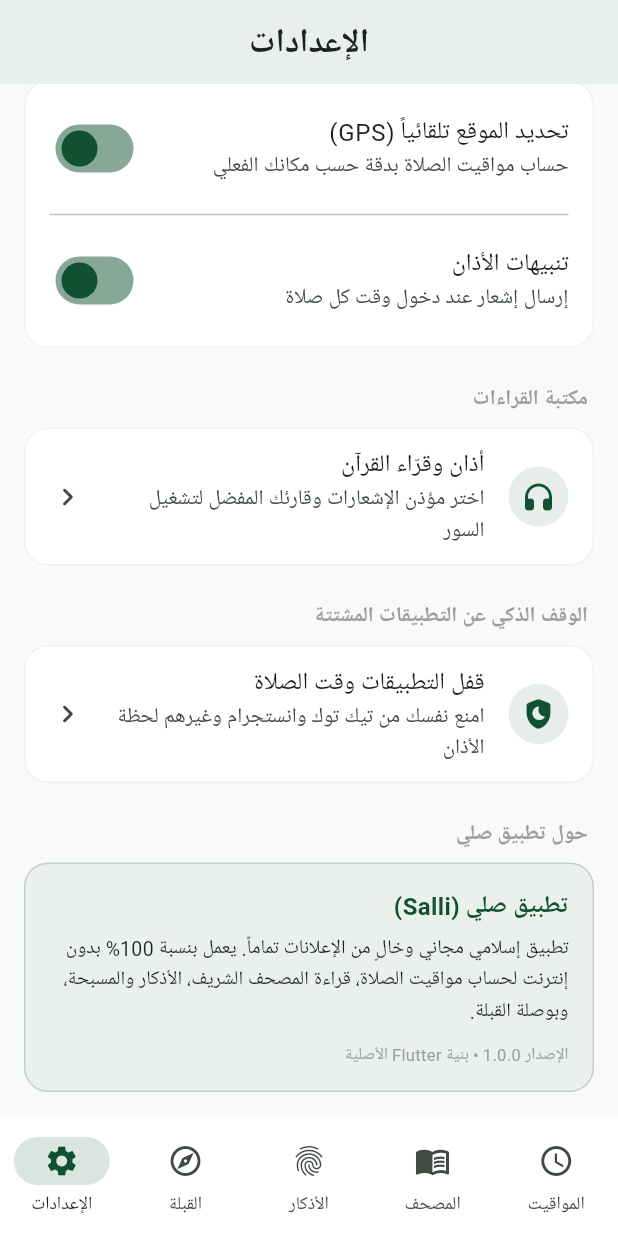
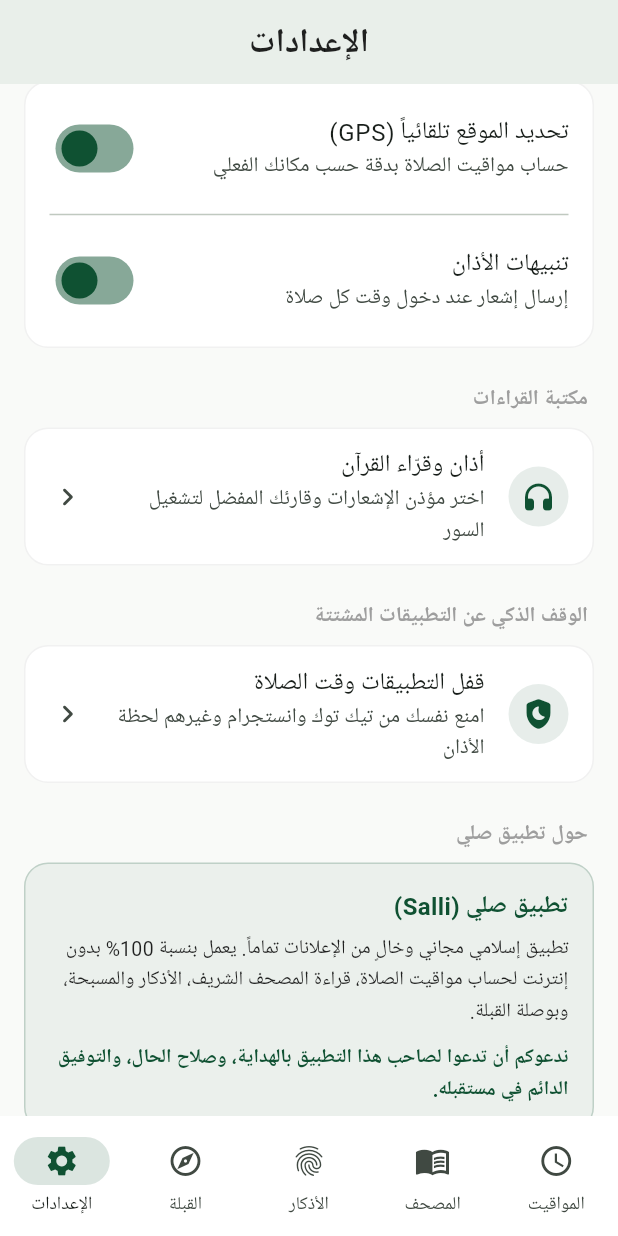
Before and after one commit to mahmoudkhalifakh91-arch/salii, a Flutter app: the screen it shows after launch, item 5 of the bottom bar chosen, scrolled down 318 dp, on a phone screen of 412 x 824 dp. Run offline on Flutter 3.47's test engine with Material 3 defaults, Android fonts, the phone set to English and light mode, and no system bars; our stand-ins replace adhan, audioplayers, flutter_compass, flutter_local_notifications, flutter_timezone, geolocator and 2 more; missing offline and left inert: quran.

Commit message:
Add files via upload

```diff
--- a/lib/screens/settings_screen.dart
+++ b/lib/screens/settings_screen.dart
@@ -298,10 +298,18 @@ class _SettingsScreenState extends State<SettingsScreen> {
                       ),
                       SizedBox(height: 10),
                       Text(
-                        'الإصدار 1.0.0 • بنية Flutter الأصلية',
-                        style: TextStyle(fontSize: 11, color: Colors.grey),
+                        'ندعوكم أن تدعوا لصاحب هذا التطبيق بالهداية، وصلاح الحال، والتوفيق الدائم في مستقبله.',
+                        style: TextStyle(fontSize: 13, height: 1.6, color: Color(0xFF0F5132), fontWeight: FontWeight.w600),
                       ),
                     ],
+                  ),
+                ),
+                const SizedBox(height: 16),
+                const Center(
+                  child: Text(
+                    '© 2026 M.r Mahmoud Khalifa — جميع الحقوق محفوظة.',
+                    style: TextStyle(fontSize: 11, color: Colors.grey),
+                    textAlign: TextAlign.center,
                   ),
                 ),
               ],
```
